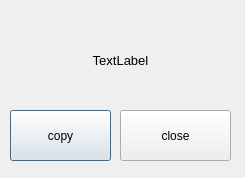
The window that error.ui (Petertan303/qt-pic) describes before a commit, drawn with Qt 5.
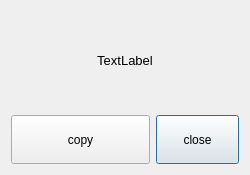
The same window after the commit.

Diff of the .ui file:
```diff
--- a/error.ui
+++ b/error.ui
@@ -6,21 +6,61 @@
    <rect>
     <x>0</x>
     <y>0</y>
-    <width>245</width>
-    <height>178</height>
+    <width>250</width>
+    <height>175</height>
    </rect>
   </property>
+  <property name="sizePolicy">
+   <sizepolicy hsizetype="Expanding" vsizetype="Expanding">
+    <horstretch>0</horstretch>
+    <verstretch>0</verstretch>
+   </sizepolicy>
+  </property>
+  <property name="minimumSize">
+   <size>
+    <width>250</width>
+    <height>175</height>
+   </size>
+  </property>
   <property name="windowTitle">
    <string>Dialog</string>
   </property>
+  <layout class="QFormLayout" name="formLayout">
+   <item row="0" column="0" colspan="2">
+    <layout class="QGridLayout" name="gridLayout" rowstretch="6,3" columnstretch="5,3">
+     <item row="1" column="1">
+      <widget class="QPushButton" name="closeButton">
+       <property name="sizePolicy">
+        <sizepolicy hsizetype="Expanding" vsizetype="Expanding">
+         <horstretch>0</horstretch>
+         <verstretch>0</verstretch>
+        </sizepolicy>
+       </property>
+       <property name="text">
+        <string>close</string>
+       </property>
+      </widget>
+     </item>
+     <item row="1" column="0">
+      <widget class="QPushButton" name="copyButton">
+       <property name="sizePolicy">
+        <sizepolicy hsizetype="Expanding" vsizetype="Expanding">
+         <horstretch>0</horstretch>
+         <verstretch>0</verstretch>
+        </sizepolicy>
+       </property>
+       <property name="text">
+        <string>copy</string>
+       </property>
+      </widget>
+     </item>
+     <item row="0" column="0" colspan="2">
   <widget class="QLabel" name="labelError">
-   <property name="geometry">
-    <rect>
-     <x>10</x>
-     <y>20</y>
-     <width>221</width>
-     <height>81</height>
-    </rect>
+       <property name="sizePolicy">
+        <sizepolicy hsizetype="Expanding" vsizetype="Expanding">
+         <horstretch>0</horstretch>
+         <verstretch>0</verstretch>
+        </sizepolicy>
    </property>
    <property name="font">
     <font>
@@ -37,32 +77,10 @@
     <bool>true</bool>
    </property>
   </widget>
-  <widget class="QPushButton" name="copyButton">
-   <property name="geometry">
-    <rect>
-     <x>10</x>
-     <y>110</y>
-     <width>101</width>
-     <height>51</height>
-    </rect>
-   </property>
-   <property name="text">
-    <string>copy</string>
-   </property>
-  </widget>
-  <widget class="QPushButton" name="closeButton">
-   <property name="geometry">
-    <rect>
-     <x>120</x>
-     <y>110</y>
-     <width>111</width>
-     <height>51</height>
-    </rect>
-   </property>
-   <property name="text">
-    <string>close</string>
-   </property>
-  </widget>
+     </item>
+    </layout>
+   </item>
+  </layout>
  </widget>
  <resources/>
  <connections/>
```
Lines whose indentation alone changed are shown as unchanged.
